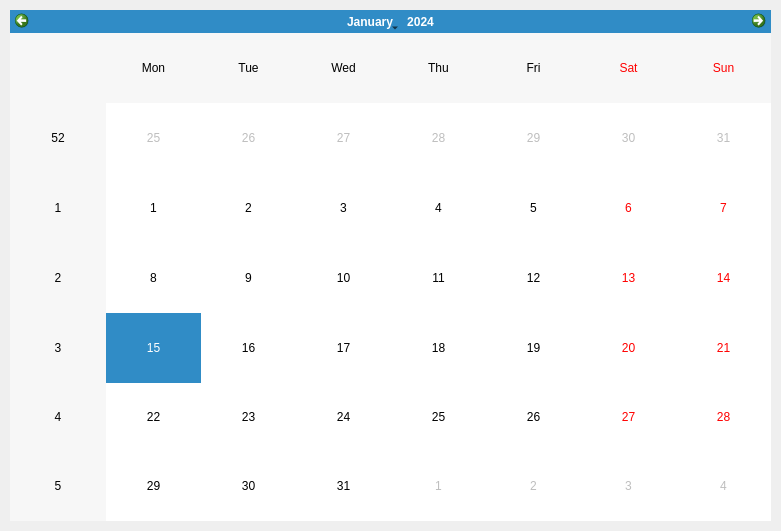
This is software/modules/ModuleDebug.ui in brmlab/edubrm as Qt 5 draws it before an edit. The edited form follows.
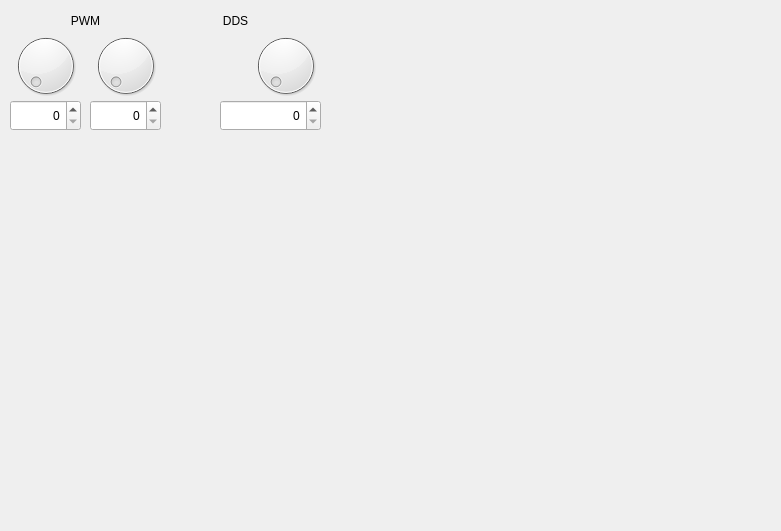
This is the edited form.

Commit message: start working on debug module

The edit to the form file:
```diff
--- a/software/modules/ModuleDebug.ui
+++ b/software/modules/ModuleDebug.ui
@@ -13,14 +13,159 @@
   <property name="windowTitle">
    <string>Form</string>
   </property>
-  <widget class="QCalendarWidget" name="calendarWidget">
+  <widget class="QLabel" name="labelPWM">
    <property name="geometry">
     <rect>
      <x>10</x>
      <y>10</y>
-     <width>761</width>
-     <height>511</height>
+     <width>151</width>
+     <height>21</height>
     </rect>
+   </property>
+   <property name="text">
+    <string>PWM</string>
+   </property>
+   <property name="alignment">
+    <set>Qt::AlignCenter</set>
+   </property>
+  </widget>
+  <widget class="QDial" name="dialPWM1">
+   <property name="geometry">
+    <rect>
+     <x>10</x>
+     <y>30</y>
+     <width>71</width>
+     <height>71</height>
+    </rect>
+   </property>
+   <property name="maximum">
+    <number>65535</number>
+   </property>
+   <property name="pageStep">
+    <number>256</number>
+   </property>
+  </widget>
+  <widget class="QDial" name="dialPWM2">
+   <property name="geometry">
+    <rect>
+     <x>90</x>
+     <y>30</y>
+     <width>71</width>
+     <height>71</height>
+    </rect>
+   </property>
+   <property name="maximum">
+    <number>65535</number>
+   </property>
+   <property name="pageStep">
+    <number>256</number>
+   </property>
+  </widget>
+  <widget class="QSpinBox" name="linePWM1">
+   <property name="geometry">
+    <rect>
+     <x>10</x>
+     <y>100</y>
+     <width>71</width>
+     <height>31</height>
+    </rect>
+   </property>
+   <property name="alignment">
+    <set>Qt::AlignRight|Qt::AlignTrailing|Qt::AlignVCenter</set>
+   </property>
+   <property name="text" stdset="0">
+    <string>0</string>
+   </property>
+   <property name="maximum">
+    <number>65535</number>
+   </property>
+   <property name="value">
+    <number>0</number>
+   </property>
+   <property name="maxLength" stdset="0">
+    <number>5</number>
+   </property>
+  </widget>
+  <widget class="QSpinBox" name="linePWM2">
+   <property name="geometry">
+    <rect>
+     <x>90</x>
+     <y>100</y>
+     <width>71</width>
+     <height>31</height>
+    </rect>
+   </property>
+   <property name="alignment">
+    <set>Qt::AlignRight|Qt::AlignTrailing|Qt::AlignVCenter</set>
+   </property>
+   <property name="text" stdset="0">
+    <string>0</string>
+   </property>
+   <property name="maximum">
+    <number>65535</number>
+   </property>
+   <property name="value">
+    <number>0</number>
+   </property>
+   <property name="maxLength" stdset="0">
+    <number>5</number>
+   </property>
+  </widget>
+  <widget class="QLabel" name="labelDDS">
+   <property name="geometry">
+    <rect>
+     <x>160</x>
+     <y>10</y>
+     <width>151</width>
+     <height>21</height>
+    </rect>
+   </property>
+   <property name="text">
+    <string>DDS</string>
+   </property>
+   <property name="alignment">
+    <set>Qt::AlignCenter</set>
+   </property>
+  </widget>
+  <widget class="QDial" name="dialDDS">
+   <property name="geometry">
+    <rect>
+     <x>250</x>
+     <y>30</y>
+     <width>71</width>
+     <height>71</height>
+    </rect>
+   </property>
+   <property name="maximum">
+    <number>16777216</number>
+   </property>
+   <property name="pageStep">
+    <number>100</number>
+   </property>
+  </widget>
+  <widget class="QSpinBox" name="lineDDS">
+   <property name="geometry">
+    <rect>
+     <x>220</x>
+     <y>100</y>
+     <width>101</width>
+     <height>31</height>
+    </rect>
+   </property>
+   <property name="alignment">
+    <set>Qt::AlignRight|Qt::AlignTrailing|Qt::AlignVCenter</set>
+   </property>
+   <property name="text" stdset="0">
+    <string>0</string>
+   </property>
+   <property name="maximum">
+    <number>16777216</number>
+   </property>
+   <property name="value">
+    <number>0</number>
+   </property>
+   <property name="maxLength" stdset="0">
+    <number>8</number>
    </property>
   </widget>
  </widget>
```
The commit also changes 4 other files.
